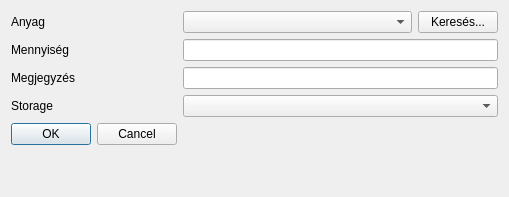
First picture: the form in stock/view/dialog/addstockdialog.ui, repository horvathzoltan/cutplannerpro, before the edit.
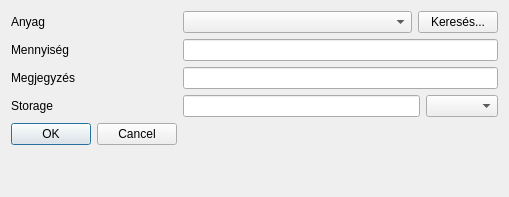
Second picture: the form after the edit.

Commit message: storage and stock, material label lists

Diff of the .ui file:
```diff
--- a/stock/view/dialog/addstockdialog.ui
+++ b/stock/view/dialog/addstockdialog.ui
@@ -62,9 +62,6 @@
    <item row="2" column="1">
     <widget class="QLineEdit" name="editComment"/>
    </item>
-   <item row="3" column="1">
-    <widget class="QComboBox" name="comboStorage"/>
-   </item>
    <item row="5" column="0">
     <widget class="QDialogButtonBox" name="buttonBox">
      <property name="orientation">
@@ -75,6 +72,16 @@
      </property>
     </widget>
    </item>
+   <item row="3" column="1">
+    <layout class="QHBoxLayout" name="horizontalLayout" stretch="1,0">
+     <item>
+      <widget class="QLineEdit" name="editStorageCode"/>
+     </item>
+     <item>
+      <widget class="QComboBox" name="comboStorage"/>
+     </item>
+    </layout>
+   </item>
   </layout>
  </widget>
  <resources/>
```
The commit also changes 16 other files.
